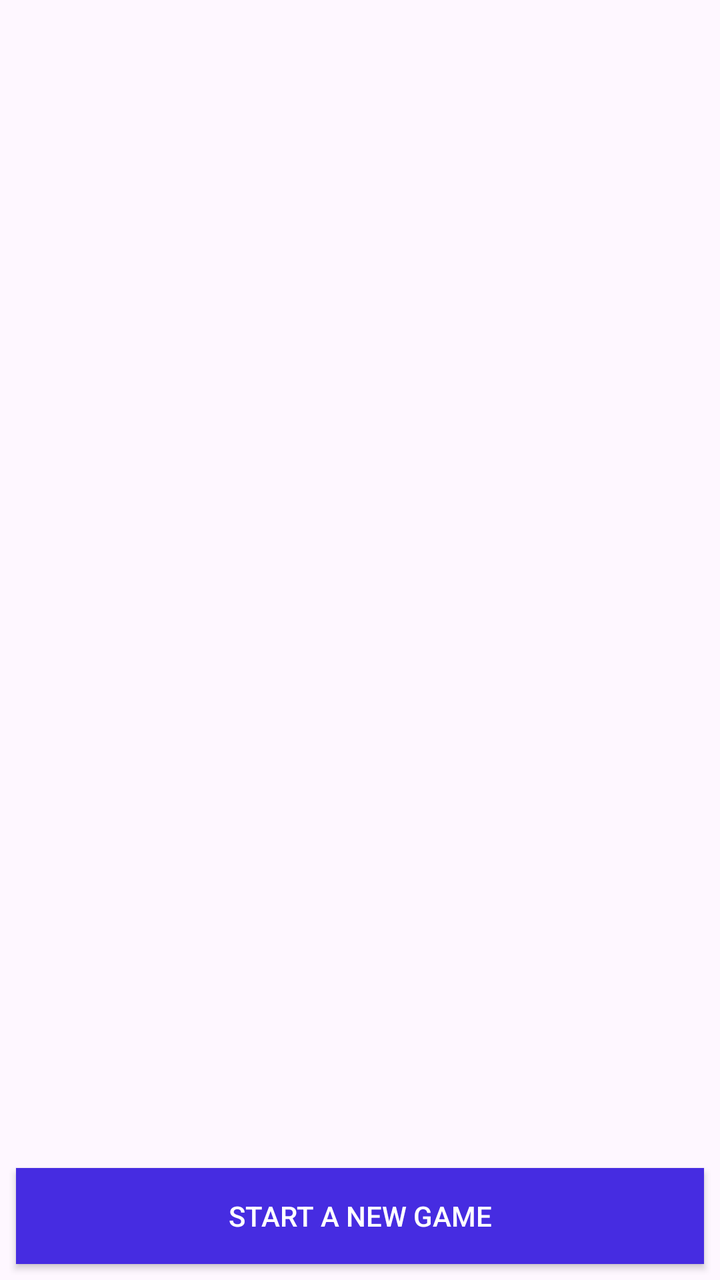
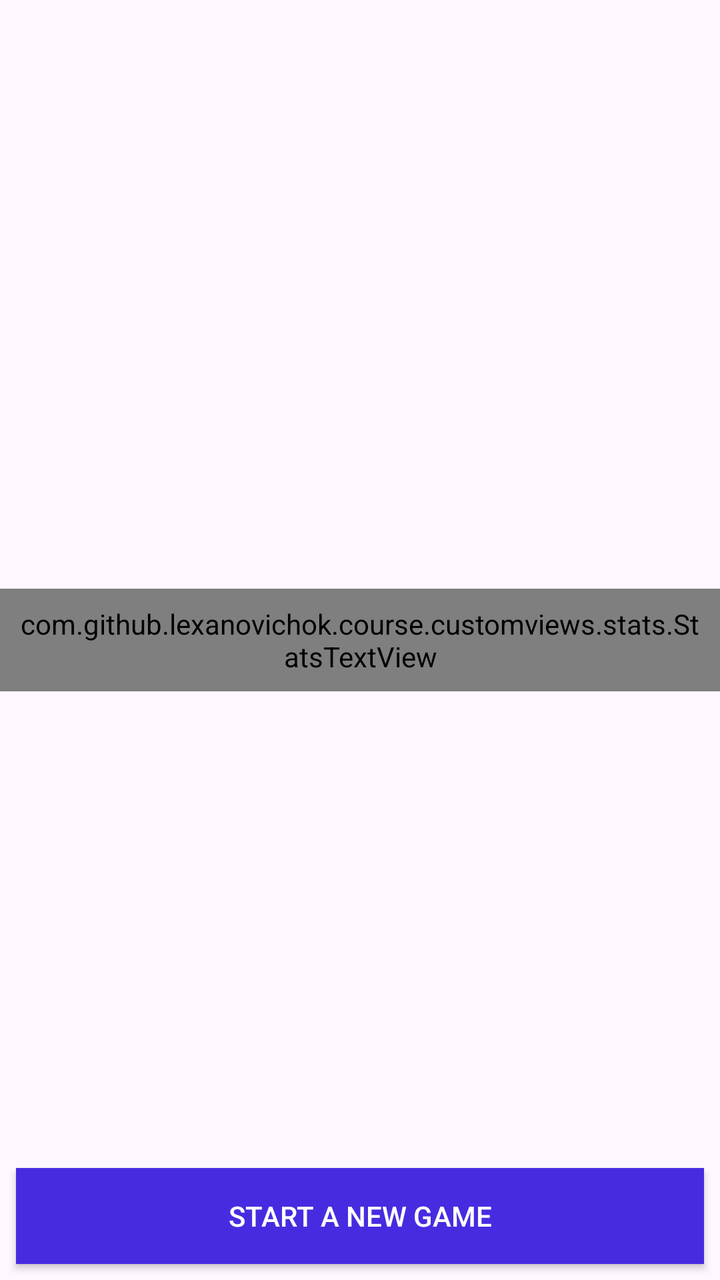

An Android layout rendered at two revisions. The XML below is the earlier revision; the diff shows what the commit changed to produce the second picture.
<!-- AndroidManifest.xml: application theme Theme.Course -->
<!-- res/layout/game_over.xml -->
<?xml version="1.0" encoding="utf-8"?>
<FrameLayout xmlns:android="http://schemas.android.com/apk/res/android"
    android:id="@+id/gameOverContainer"
    android:layout_width="match_parent"
    android:layout_height="match_parent">

    <TextView
        android:id="@+id/statsTextView"
        android:layout_width="wrap_content"
        android:layout_height="wrap_content"
        android:layout_gravity="center"
        android:padding="8dp"
        android:textAppearance="@style/TextAppearance.AppCompat.Title" />

    <androidx.appcompat.widget.AppCompatButton
        android:id="@+id/newGameButton"
        android:layout_width="match_parent"
        android:layout_height="wrap_content"
        android:layout_gravity="bottom"
        android:layout_margin="8dp"
        android:background="@color/dark_blue"
        android:text="@string/new_game"
        android:textColor="@color/white" />
</FrameLayout>
<!-- resources referenced by this layout -->
<resources>
  <color name="dark_blue">#462CE1</color>
  <color name="white">#FFFFFFFF</color>
  <string name="new_game">Start a new game</string>
  <style name="Theme.Course" parent="Base.Theme.Course" />
  <style name="Base.Theme.Course" parent="Theme.Material3.DayNight.NoActionBar">
          
          
      </style>
</resources>

<!-- the commit's change to res/layout/game_over.xml (unified diff, before → after) -->
@@ -4,7 +4,7 @@
     android:layout_width="match_parent"
     android:layout_height="match_parent">
 
-    <TextView
+    <com.github.lexanovichok.course.customviews.stats.StatsTextView
         android:id="@+id/statsTextView"
         android:layout_width="wrap_content"
         android:layout_height="wrap_content"
